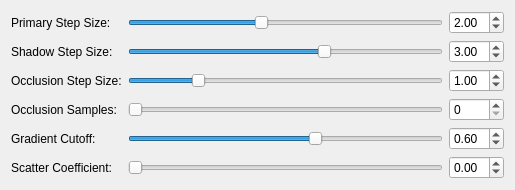
First picture: the form in Source/VoxRender/Interface/samplingwidget.ui, repository nagyistoce/voxrender, before the edit.
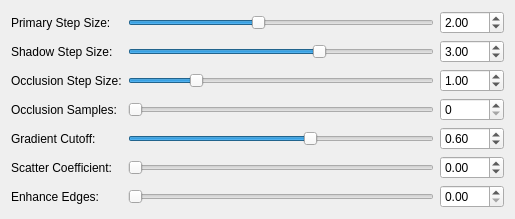
Second picture: the form after the edit.

Commit message: - Changes to PluginManager interface to improve initialization/setup process - Added edge enhancement feature - Added volume display parameter control functionality - Continued work on convolution transform - Worked on volume time slice selection feature

Diff of the .ui file:
```diff
--- a/Source/VoxRender/Interface/samplingwidget.ui
+++ b/Source/VoxRender/Interface/samplingwidget.ui
@@ -7,7 +7,7 @@
     <x>0</x>
     <y>0</y>
     <width>515</width>
-    <height>182</height>
+    <height>210</height>
    </rect>
   </property>
   <property name="sizePolicy">
@@ -253,6 +253,27 @@
        </property>
       </widget>
      </item>
+     <item row="6" column="2">
+      <widget class="QDoubleSpinBox" name="doubleSpinBox_edge">
+       <property name="maximum">
+        <double>100.000000000000000</double>
+       </property>
+      </widget>
+     </item>
+     <item row="6" column="1">
+      <widget class="QSlider" name="horizontalSlider_edge">
+       <property name="orientation">
+        <enum>Qt::Horizontal</enum>
+       </property>
+      </widget>
+     </item>
+     <item row="6" column="0">
+      <widget class="QLabel" name="label_3">
+       <property name="text">
+        <string>Enhance Edges:</string>
+       </property>
+      </widget>
+     </item>
     </layout>
    </item>
   </layout>
```
Left out of the diff: 156 changed lines with no effect on the pictures. The commit also changes 23 other files.
